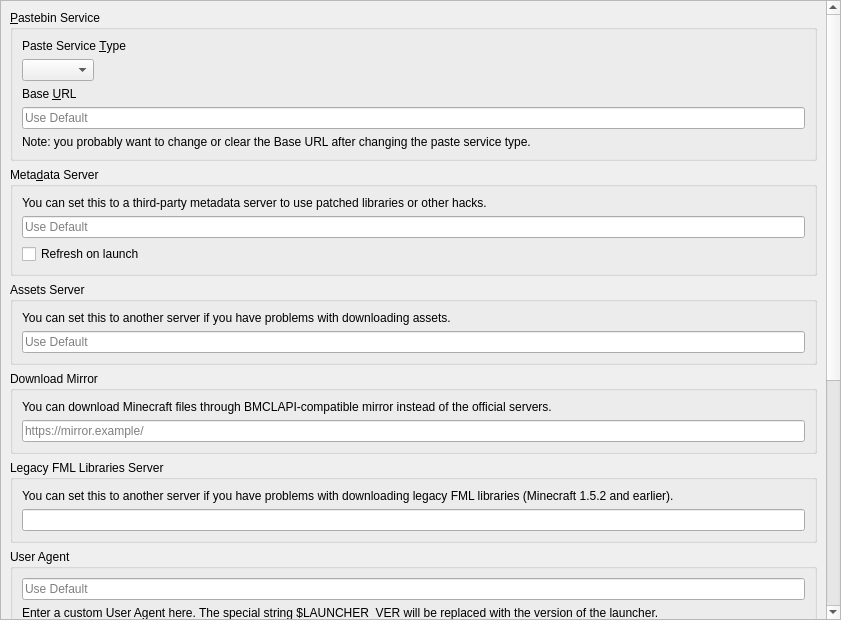
First picture: the form in launcher/ui/pages/global/APIPage.ui, repository AP1028/PrismLauncher, before the edit.
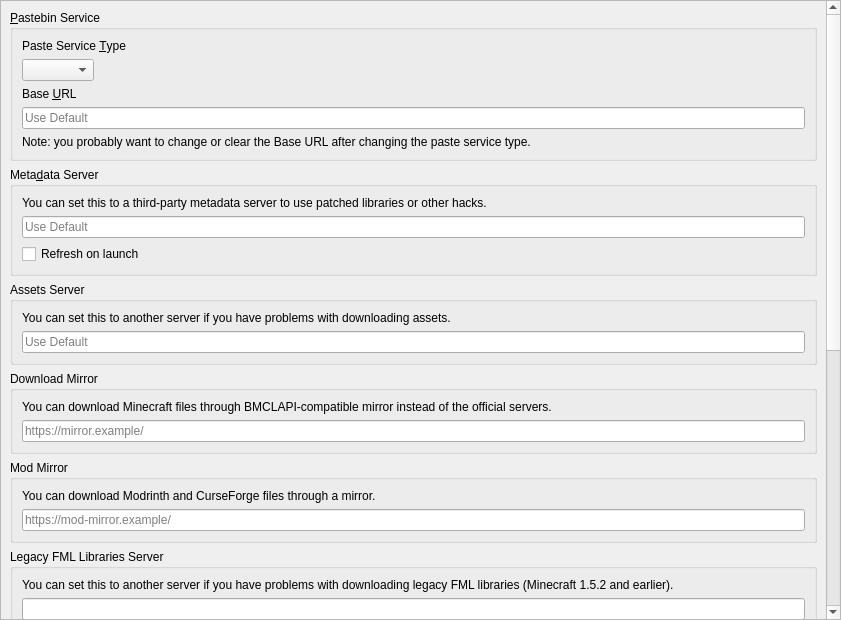
Second picture: the form after the edit.

Commit message:
feat: add Modrinth/CurseForge mirror
Adds a Mod Mirror URL setting. When set, requests to api.modrinth.com,
cdn.modrinth.com, api.curseforge.com and edge.forgecdn.net are rewritten
to the mirror (MCIM-compatible layout), at the network request layer.

CurseForge file IDs are now sent as JSON numbers, as the API specifies,
so stricter mirrors accept the request.

```diff
--- a/launcher/ui/pages/global/APIPage.ui
+++ b/launcher/ui/pages/global/APIPage.ui
@@ -197,6 +197,35 @@
          </layout>
         </widget>
        </item>
+       <item>
+        <widget class="QGroupBox" name="groupBox_modmirror">
+         <property name="title">
+          <string>Mod Mirror</string>
+         </property>
+         <layout class="QVBoxLayout" name="verticalLayout_modmirror">
+          <item>
+           <widget class="QLabel" name="label_modmirror">
+            <property name="text">
+             <string>You can download Modrinth and CurseForge files through a mirror.</string>
+            </property>
+            <property name="wordWrap">
+             <bool>true</bool>
+            </property>
+           </widget>
+          </item>
+          <item>
+           <widget class="QLineEdit" name="modMirrorURL">
+            <property name="placeholderText">
+             <string>https://mod-mirror.example/</string>
+            </property>
+            <property name="clearButtonEnabled">
+             <bool>true</bool>
+            </property>
+           </widget>
+          </item>
+         </layout>
+        </widget>
+       </item>
        <item>
         <widget class="QGroupBox" name="groupBox_fmllibs">
          <property name="title">
```
The commit also changes 4 other files.
